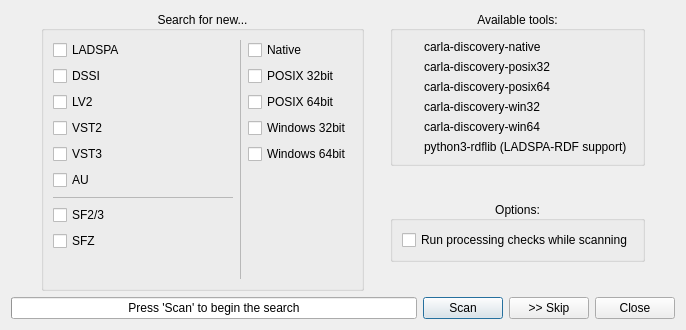
falkTX/Carla, file resources/ui/carla_refresh.ui: the form before one commit.
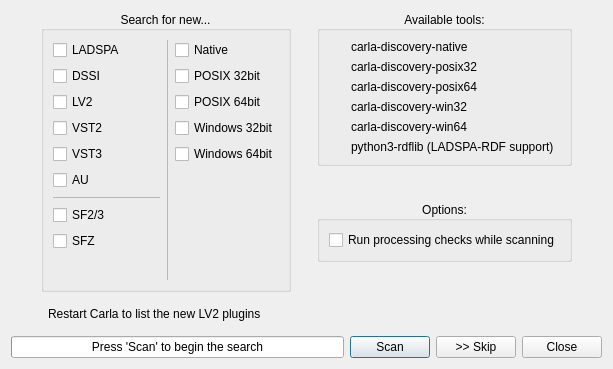
The form after the commit. Icons and pictures are not drawn.

Commit message: Give notice when carla needs to be restarted after lv2 rescan

Diff of the .ui file:
```diff
--- a/resources/ui/carla_refresh.ui
+++ b/resources/ui/carla_refresh.ui
@@ -6,8 +6,8 @@
    <rect>
     <x>0</x>
     <y>0</y>
-    <width>686</width>
-    <height>330</height>
+    <width>613</width>
+    <height>369</height>
    </rect>
   </property>
   <property name="windowTitle">
@@ -482,6 +482,41 @@
      </property>
     </spacer>
    </item>
+   <item>
+    <widget class="QWidget" name="lv2_restart_notice" native="true">
+     <layout class="QHBoxLayout" name="horizontalLayout_4">
+      <item>
+       <widget class="QLabel" name="label_4">
+        <property name="maximumSize">
+         <size>
+          <width>22</width>
+          <height>22</height>
+         </size>
+        </property>
+        <property name="text">
+         <string/>
+        </property>
+        <property name="pixmap">
+         <pixmap resource="../resources.qrc">:/16x16/dialog-information.svgz</pixmap>
+        </property>
+        <property name="scaledContents">
+         <bool>true</bool>
+        </property>
+        <property name="alignment">
+         <set>Qt::AlignRight|Qt::AlignTrailing|Qt::AlignVCenter</set>
+        </property>
+       </widget>
+      </item>
+      <item>
+       <widget class="QLabel" name="label_5">
+        <property name="text">
+         <string>Restart Carla to list the new LV2 plugins</string>
+        </property>
+       </widget>
+      </item>
+     </layout>
+    </widget>
+   </item>
    <item>
     <layout class="QHBoxLayout" name="horizontalLayout">
      <item>
```
The commit also changes 9 other files.
